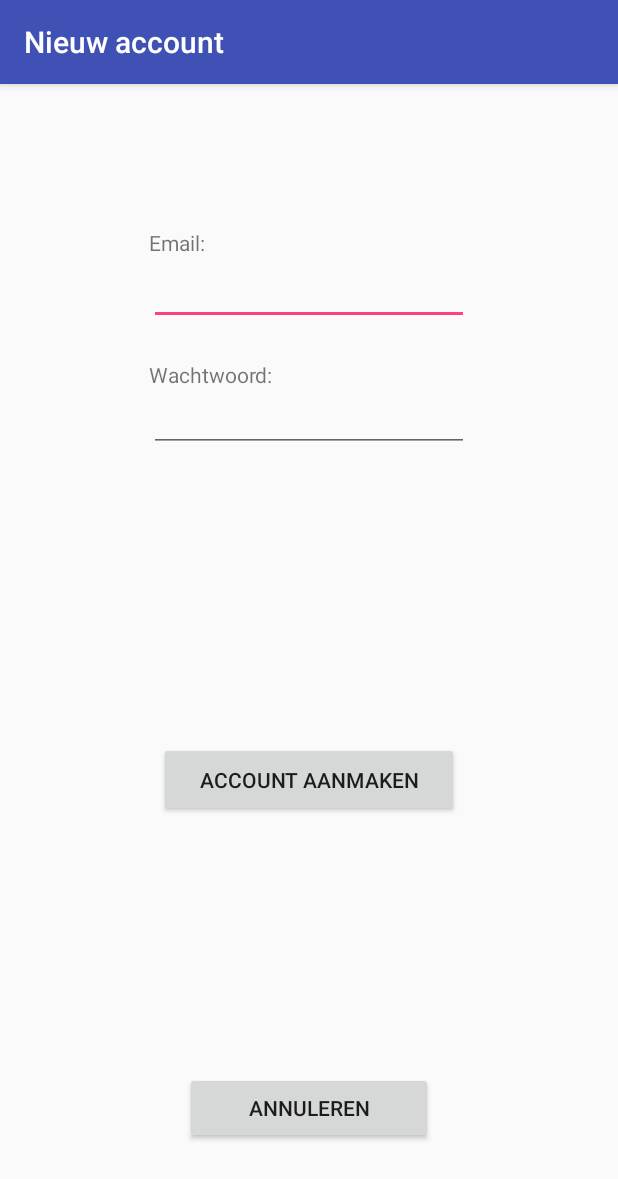
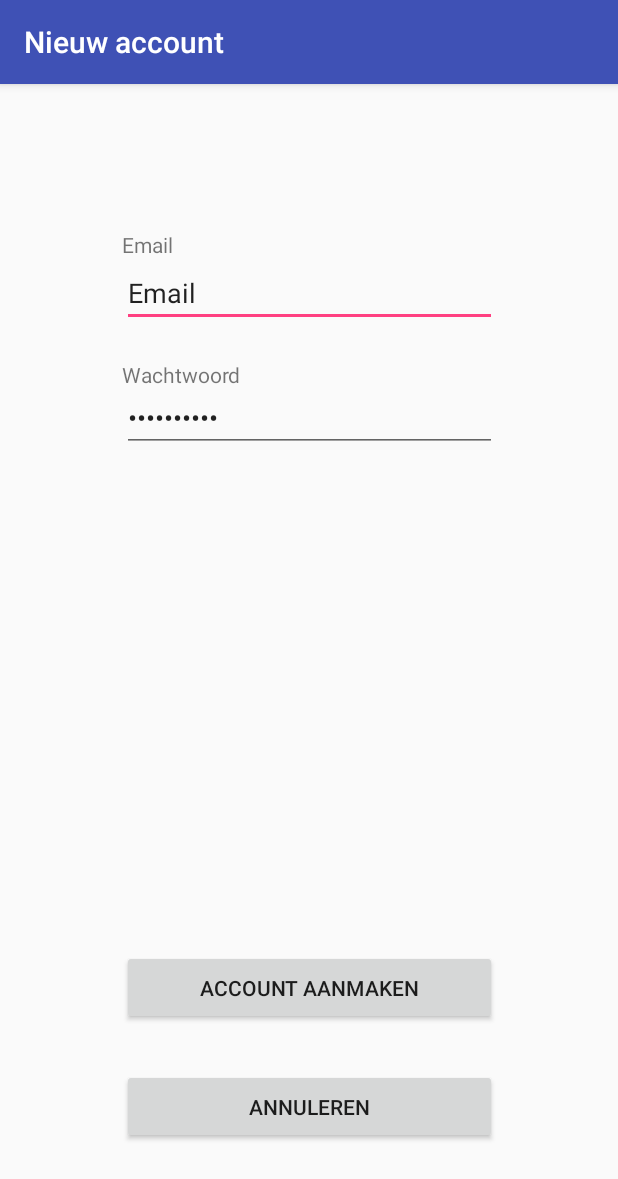
Before and after one commit to Joepin8/Course_Manager, an Android app: the NieuwAccountActivity screen opened directly, with no data from a screen before it, on a phone screen of 412 x 824 dp. Shown: the top 1179 px of the screen. Run offline under Robolectric (Android 15) with nearby library versions, the phone set to English and light mode, and no system bars; our stand-ins replace Firebase (no records; nobody signed in at launch, a user with empty details on screens opened directly).

Commit message:
Fixed views en alle cijfers worden nu opgehaald uit de firebase database

```diff
--- a/app/src/main/java/ikpmd/westgeestoonk/course_manager/NieuwAccountActivity.java
+++ b/app/src/main/java/ikpmd/westgeestoonk/course_manager/NieuwAccountActivity.java
@@ -40,13 +40,6 @@ public class NieuwAccountActivity extends AppCompatActivity {
         emailTV = (TextView) findViewById(R.id.tvEmail);
         wachtwoordTV = (TextView) findViewById(R.id.tvWachtwoord);
 
-        createAccountBtn.setText("Account aanmaken");
-        cancelBtn.setText("Annuleren");
-        emailTV.setText("Email:");
-        wachtwoordTV.setText("Wachtwoord:");
-
-        emailEditText.setText("");
-
         createAccountBtn.setOnClickListener(new View.OnClickListener() {
             @Override
             public void onClick(View view) {
--- a/app/src/main/res/layout/activity_nieuw_account.xml
+++ b/app/src/main/res/layout/activity_nieuw_account.xml
@@ -10,57 +10,57 @@
 
     <EditText
         android:id="@+id/emailET"
-        android:layout_width="wrap_content"
+        android:layout_width="250dp"
         android:layout_height="wrap_content"
+        android:layout_marginBottom="22dp"
         android:ems="10"
         android:inputType="textPersonName"
-        android:text="Name"
-        tools:text="E-mail"
+        android:text="Email"
+        app:layout_constraintBottom_toTopOf="@+id/tvWachtwoord"
+        app:layout_constraintLeft_toLeftOf="parent"
+        app:layout_constraintRight_toRightOf="parent"
+        tools:layout_constraintBottom_creator="1"
+        tools:layout_constraintLeft_creator="1"
         tools:layout_constraintRight_creator="1"
-        tools:layout_constraintBottom_creator="1"
-        app:layout_constraintBottom_toTopOf="@+id/tvWachtwoord"
-        app:layout_constraintRight_toRightOf="parent"
-        tools:layout_constraintLeft_creator="1"
-        android:layout_marginBottom="23dp"
-        app:layout_constraintLeft_toLeftOf="parent" />
+        tools:text="E-mail" />
 
     <EditText
         android:id="@+id/passwordET"
-        android:layout_width="wrap_content"
+        android:layout_width="250dp"
         android:layout_height="wrap_content"
+        android:layout_marginTop="38dp"
         android:ems="10"
         android:inputType="textPassword"
-        tools:text="Wachtwoord"
-        tools:layout_constraintTop_creator="1"
-        tools:layout_constraintRight_creator="1"
+        android:text="Wachtwoord"
+        app:layout_constraintLeft_toLeftOf="@+id/emailET"
         app:layout_constraintRight_toRightOf="@+id/emailET"
-        android:layout_marginTop="39dp"
         app:layout_constraintTop_toBottomOf="@+id/emailET"
         tools:layout_constraintLeft_creator="1"
-        app:layout_constraintLeft_toLeftOf="@+id/emailET" />
+        tools:layout_constraintRight_creator="1"
+        tools:layout_constraintTop_creator="1"
+        tools:text="Wachtwoord" />
 
     <Button
         android:id="@+id/createAccountBtn"
-        android:layout_width="200dp"
+        android:layout_width="250dp"
         android:layout_height="50dp"
-        android:layout_marginBottom="151dp"
-        android:layout_marginTop="150dp"
-        android:text="Button"
-        app:layout_constraintBottom_toBottomOf="parent"
+        android:layout_marginBottom="29dp"
+        android:layout_marginEnd="67dp"
+        android:layout_marginStart="67dp"
+        android:text="Account aanmaken"
+        app:layout_constraintBottom_toTopOf="@+id/cancelBtn"
         app:layout_constraintLeft_toLeftOf="parent"
         app:layout_constraintRight_toRightOf="parent"
-        app:layout_constraintTop_toBottomOf="@+id/emailET"
         tools:layout_constraintBottom_creator="1"
         tools:layout_constraintLeft_creator="1"
         tools:layout_constraintRight_creator="1"
-        tools:layout_constraintTop_creator="1"
-        tools:text="Inloggen" />
+        tools:text="Account aanmaken" />
 
     <TextView
         android:id="@+id/tvEmail"
         android:layout_width="wrap_content"
         android:layout_height="wrap_content"
-        android:text="TextView"
+        android:text="Email"
         app:layout_constraintBottom_toTopOf="@+id/emailET"
         app:layout_constraintLeft_toLeftOf="@+id/emailET"
         tools:layout_constraintBottom_creator="1"
@@ -71,28 +71,27 @@
         android:id="@+id/tvWachtwoord"
         android:layout_width="wrap_content"
         android:layout_height="wrap_content"
-        android:text="TextView"
-        tools:text="Wachtwoord"
-        tools:layout_constraintTop_creator="1"
         android:layout_marginTop="184dp"
-        tools:layout_constraintLeft_creator="1"
+        android:text="Wachtwoord"
         app:layout_constraintLeft_toLeftOf="@+id/passwordET"
         app:layout_constraintTop_toTopOf="parent"
-        android:layout_marginLeft="0dp" />
+        tools:layout_constraintLeft_creator="1"
+        tools:layout_constraintTop_creator="1"
+        tools:text="Wachtwoord" />
 
     <Button
         android:id="@+id/cancelBtn"
-        android:layout_width="0dp"
-        android:layout_height="wrap_content"
-        android:layout_marginEnd="123dp"
-        android:layout_marginStart="123dp"
-        android:text="Button"
-        tools:text="Nieuw account"
+        android:layout_width="250dp"
+        android:layout_height="50dp"
+        android:layout_marginBottom="61dp"
+        android:layout_marginEnd="67dp"
+        android:layout_marginStart="67dp"
+        android:text="Annuleren"
+        app:layout_constraintBottom_toBottomOf="parent"
+        app:layout_constraintLeft_toLeftOf="parent"
+        app:layout_constraintRight_toRightOf="parent"
+        tools:layout_constraintBottom_creator="1"
+        tools:layout_constraintLeft_creator="1"
         tools:layout_constraintRight_creator="1"
-        tools:layout_constraintBottom_creator="1"
-        app:layout_constraintBottom_toBottomOf="parent"
-        app:layout_constraintRight_toRightOf="parent"
-        tools:layout_constraintLeft_creator="1"
-        android:layout_marginBottom="61dp"
-        app:layout_constraintLeft_toLeftOf="parent" />
+        tools:text="Annuleren" />
 </android.support.constraint.ConstraintLayout>
```
Also changed, not shown: app/src/main/java/ikpmd/westgeestoonk/course_manager/ECOverzichtActivity.java (+17 -3 lines), app/src/main/java/ikpmd/westgeestoonk/course_manager/MainActivity.java (+50 -5 lines), app/src/main/res/layout/activity_ec_overzicht.xml (+35 -15 lines), app/src/main/res/layout/activity_main.xml (+18 -16 lines).
